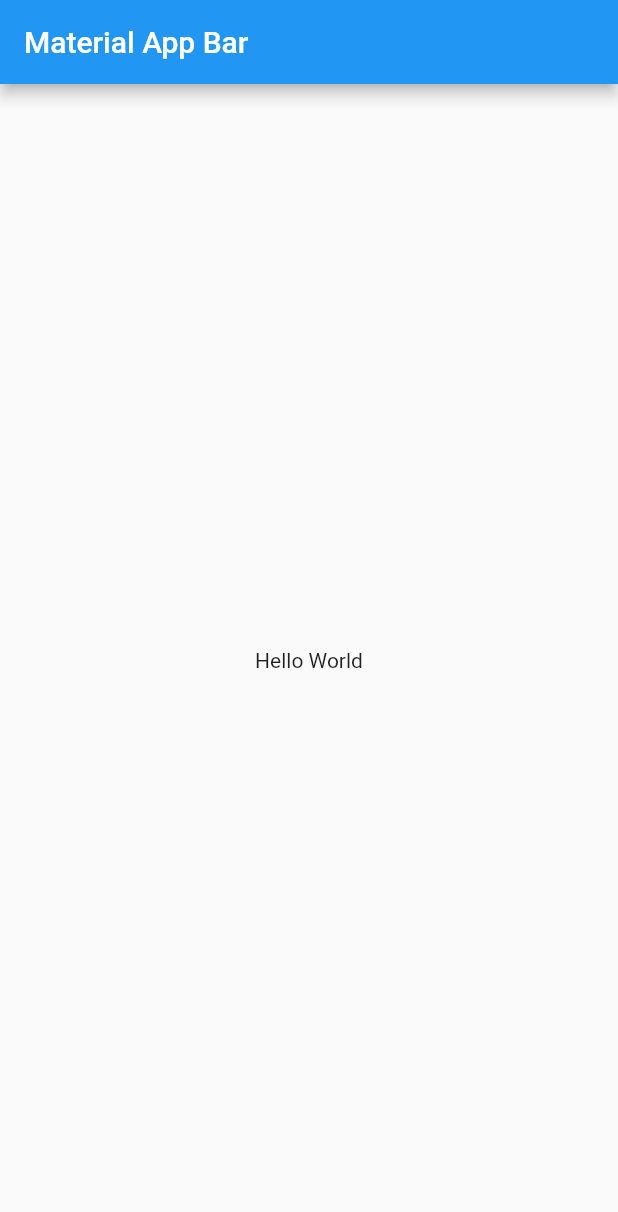
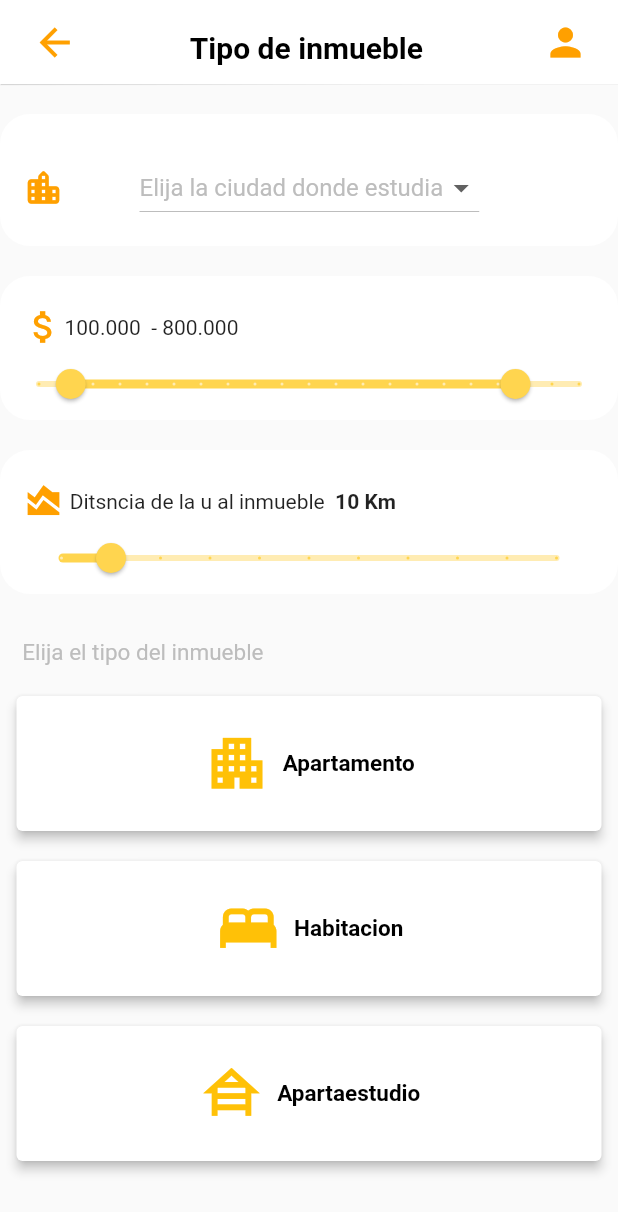
Before and after one commit to jazminasaleh/prototipo-arrendatario, a Flutter app: the screen it shows after launch, on a phone screen of 412 x 824 dp. Shown: the top 1212 px of the screen. Run offline on Flutter 3.47's test engine with Material 2 defaults, Android fonts, the phone set to English and light mode, and no system bars.

Commit message:
prototipo home

```diff
--- a/lib/main.dart
+++ b/lib/main.dart
@@ -1,4 +1,7 @@
 import 'package:flutter/material.dart';
+import 'package:prototipo_arrendatario/screens/screens.dart';
+
+import 'screens/home_screen.dart';
 
 void main() => runApp(MyApp());
 
@@ -6,17 +9,13 @@ class MyApp extends StatelessWidget {
   @override
   Widget build(BuildContext context) {
     return MaterialApp(
+      debugShowCheckedModeBanner: false,
       title: 'Material App',
-      home: Scaffold(
-        appBar: AppBar(
-          title: Text('Material App Bar'),
-        ),
-        body: Center(
-          child: Container(
-            child: Text('Hello World'),
-          ),
-        ),
-      ),
+     initialRoute: 'home',
+     routes: {
+      'home' : (_) => HomeScreen(),
+      'habitacion' : (_) => HabitacionScreen(),
+     },
     );
   }
 }
--- /dev/null
+++ b/lib/screens/apartaestudio_screen.dart
@@ -0,0 +1,10 @@
+import 'package:flutter/material.dart';
+
+class ApartaEstudioScreen extends StatelessWidget {
+
+
+  @override
+  Widget build(BuildContext context) {
+    return Container();
+  }
+}
--- /dev/null
+++ b/lib/screens/apartamento_screen.dart
@@ -0,0 +1,9 @@
+import 'package:flutter/material.dart';
+
+class ApartamentoScreen extends StatelessWidget {
+
+  @override
+  Widget build(BuildContext context) {
+    return Container();
+  }
+}
--- /dev/null
+++ b/lib/screens/filtros_screen.dart
@@ -0,0 +1,9 @@
+import 'package:flutter/material.dart';
+
+class FiltrosScreen extends StatelessWidget {
+
+  @override
+  Widget build(BuildContext context) {
+    return Container();
+  }
+}
--- /dev/null
+++ b/lib/screens/habitacion_screen.dart
@@ -0,0 +1,15 @@
+import 'package:flutter/material.dart';
+
+class HabitacionScreen extends StatelessWidget {
+
+  @override
+  Widget build(BuildContext context) {
+    return Container(
+      child: Column(
+        children: [
+          Text('Hola feos')
+        ],
+      ),
+    );
+  }
+}
--- /dev/null
+++ b/lib/screens/home_screen.dart
@@ -0,0 +1,371 @@
+import 'package:flutter/material.dart';
+
+import 'habitacion_screen.dart';
+
+class HomeScreen extends StatefulWidget {
+  @override
+  State<HomeScreen> createState() => _HomeScreenState();
+}
+
+class _HomeScreenState extends State<HomeScreen> {
+  var selectedType;
+  //Listado de ciudades
+  List<String> _ciudades = <String>[
+    'Tunja',
+    'Duitama',
+    'Sogamoso',
+    'Chiquinquira',
+    'Aguazul',
+    'Casanare',
+    'Bogota',
+  ];
+  RangeValues sliderValue = RangeValues(100, 800);
+  double _curentSliderValue = 10;
+
+  @override
+  Widget build(BuildContext context) {
+    return Scaffold(
+      appBar: AppBar(
+        elevation: 0.3,
+        backgroundColor: Colors.white,
+        actions: [
+          Icon(
+            Icons.arrow_back,
+            color: Colors.amber[700],
+            size: 30,
+          ),
+          SizedBox(
+            width: 75,
+          ),
+          Container(
+            child: Padding(
+              padding: EdgeInsets.only(right: 20, bottom: 13),
+              child: Row(
+                crossAxisAlignment: CrossAxisAlignment.end,
+                children: [
+                  Text(
+                    'Tipo de inmueble',
+                    style: TextStyle(
+                        color: Colors.black,
+                        fontSize: 20,
+                        fontWeight: FontWeight.bold),
+                  ),
+                  SizedBox(
+                    width: 80,
+                  ),
+                  Icon(
+                    Icons.person,
+                    size: 30,
+                    color: Colors.amber[700],
+                  )
+                ],
+              ),
+            ),
+          ),
+        ],
+      ),
+      body: Column(
+        children: [
+          SizedBox(
+            height: 20,
+          ),
+          //ciudad
+          Container(
+            //para que todo quede blanco
+            decoration: BoxDecoration(
+                color: Colors.white, borderRadius: BorderRadius.circular(20)),
+            child: Column(
+              children: [
+                Padding(
+                  padding: const EdgeInsets.symmetric(
+                    horizontal: 30,
+                    vertical: 10,
+                  ),
+                ),
+                Padding(
+                  padding: EdgeInsets.only(top: 5, left: 15, bottom: 15),
+                  child: Row(
+                    mainAxisAlignment: MainAxisAlignment.start,
+                    children: <Widget>[
+                      Icon(
+                        Icons.location_city_rounded,
+                        size: 28.0,
+                        color: Colors.amber[700],
+                      ),
+                      SizedBox(width: 50.0),
+                      //caja para elegir la ciudad
+                      DropdownButton(
+                        items: _ciudades
+                            .map((value) => DropdownMenuItem(
+                                  child: Text(
+                                    value,
+                                    style: TextStyle(color: Colors.amber[700]),
+                                  ),
+                                  value: value,
+                                ))
+                            .toList(),
+                        onChanged: (selectedAccountType) {
+                          //aca se almacena la ciudad escogida
+                          print('$selectedAccountType');
+                          setState(() {
+                            selectedType = selectedAccountType;
+                          });
+                        },
+                        value: selectedType,
+                        isExpanded: false,
+                        hint: Text(
+                          'Elija la ciudad donde estudia',
+                          style: TextStyle(color: Colors.grey[400]),
+                        ),
+                      )
+                    ],
+                  ),
+                ),
+              ],
+            ),
+          ),
+          SizedBox(height: 20),
+          //precio
+          Container(
+            decoration: BoxDecoration(
+                color: Colors.white, borderRadius: BorderRadius.circular(20)),
+            child: Column(
+              children: [
+                Padding(
+                  padding: EdgeInsets.only(top: 20, left: 15, right: 15),
+                  child: Row(
+                    mainAxisAlignment: MainAxisAlignment.start,
+                    children: [
+                      Row(
+                        children: [
+                          Icon(
+                            Icons.attach_money,
+                            size: 28.0,
+                            color: Colors.amber[700],
+                          ),
+                          Text(
+                              '${sliderValue.start.round().toString()}.000  - '),
+                          Text('${sliderValue.end.round().toString()}.000'),
+                        ],
+                      )
+                    ],
+                  ),
+                ),
+                RangeSlider(
+                    values: sliderValue,
+                    min: 50,
+                    max: 900,
+                    divisions: 20,
+                    activeColor: Colors.amber[300],
+                    inactiveColor: Colors.amber.shade100,
+                    labels: RangeLabels(
+                      sliderValue.start.round().toString(),
+                      sliderValue.end.round().toString(),
+                    ),
+                    onChanged: (values) => setState(() {
+                          sliderValue = values;
+                        })),
+              ],
+            ),
+          ),
+          SizedBox(height: 20),
+          //distancia
+          Container(
+            decoration: BoxDecoration(
+                color: Colors.white, borderRadius: BorderRadius.circular(20)),
+            child: Column(
+              children: [
+                Padding(
+                  padding: EdgeInsets.only(top: 20, left: 15, right: 15),
+                  child: Column(
+                    mainAxisAlignment: MainAxisAlignment.start,
+                    children: [
+                      Row(
+                        children: [
+                          Icon(
+                            Icons.area_chart_sharp,
+                            size: 28.0,
+                            color: Colors.amber[700],
+                          ),
+                          Text(' Ditsncia de la u al inmueble  '),
+                          Text(
+                            '${_curentSliderValue.round().toString()} Km ',
+                            style: TextStyle(fontWeight: FontWeight.bold),
+                          )
+                        ],
+                      ),
+                      Slider(
+                          value: _curentSliderValue,
+                          min: 0.5,
+                          max: 100,
+                          divisions: 10,
+                          activeColor: Colors.amber[300],
+                          inactiveColor: Colors.amber.shade100,
+                          onChanged: (double valurIn) {
+                            setState(() {
+                              _curentSliderValue = valurIn;
+                            });
+                          })
+                    ],
+                  ),
+                ),
+              ],
+            ),
+          ),
+          SizedBox(
+            height: 30,
+          ),
+          Container(
+              child: Row(
+            crossAxisAlignment: CrossAxisAlignment.start,
+            children: [
+              Text(
+                '    Elija el tipo del inmueble',
+                style: TextStyle(fontSize: 15, color: Colors.grey[400]),
+              ),
+            ],
+          )),
+          SizedBox(
+            height: 20,
+          ),
+          Container(
+            child: Row(
+              mainAxisAlignment: MainAxisAlignment.center,
+              children: [
+                Row(
+                  mainAxisAlignment: MainAxisAlignment.spaceBetween,
+                  children: [
+                    SizedBox(
+                      height: 90,
+                      width: 390,
+                      child: Expanded(
+                        child: ElevatedButton.icon(
+                          onPressed: () {},
+                          icon: Icon(
+                            Icons.apartment_outlined,
+                            color: Colors.amber[500],
+                            size: 45,
+                          ),
+                          label: Text(
+                            'Apartamento',
+                            style: TextStyle(
+                                color: Colors.black,
+                                fontSize: 15,
+                                fontWeight: FontWeight.bold),
+                          ),
+                          style: ElevatedButton.styleFrom(
+                            elevation: 3,
+                            padding: const EdgeInsets.all(10),
+                            primary: Color.fromARGB(255, 255, 255, 255),
+                          ),
+                        ),
+                      ),
+                    ),
+                  ],
+                )
+              ],
+            ),
+          ),
+          SizedBox(
+            height: 20,
+          ),
+          Container(
+            child: Row(
+              mainAxisAlignment: MainAxisAlignment.center,
+              children: [
+                SizedBox(
+                  height: 90,
+                  width: 390,
+                  child: Expanded(
+                    child: ElevatedButton.icon(
+                      onPressed: () {},
+                      icon: Icon(
+                        Icons.bed,
+                        color: Colors.amber[500],
+                        size: 45,
+                      ),
+                      label: Text(
+                        'Habitacion',
+                        style: TextStyle(
+                            color: Colors.black,
+                            fontSize: 15,
+                            fontWeight: FontWeight.bold),
+                      ),
+                      style: ElevatedButton.styleFrom(
+                        elevation: 3,
+                        padding: const EdgeInsets.all(10),
+                        primary: Color.fromARGB(255, 255, 255, 255),
+                      ),
+                    ),
+                  ),
+                )
+              ],
+            ),
+          ),
+          SizedBox(
+            height: 20,
+          ),
+          Container(
+            child: Row(
+              mainAxisAlignment: MainAxisAlignment.center,
+              children: [
+                SizedBox(
+                  height: 90,
+                  width: 390,
+                  child: Expanded(
+                    child: ElevatedButton.icon(
+                      onPressed: () => {},
+                      icon: Icon(
+                        Icons.house_siding_sharp,
+                        color: Colors.amber[500],
+                        size: 45,
+                      ),
+                      label: Text(
+                        'Apartaestudio',
+                        style: TextStyle(
+                            color: Colors.black,
+                            fontSize: 15,
+                            fontWeight: FontWeight.bold),
+                      ),
+                      style: ElevatedButton.styleFrom(
+                        elevation: 3,
+                        padding: const EdgeInsets.all(10),
+                        primary: Color.fromARGB(255, 255, 255, 255),
+                      ),
+                    ),
+                  ),
+                )
+              ],
+            ),
+          ),
+          SizedBox(
+            height: 20,
+          ),
+          /*OutlinedButton.icon(
+            style: OutlinedButton.styleFrom(
+                padding:
+                    EdgeInsets.only(right: 50, left: 50, top: 7, bottom: 7),
+                backgroundColor: Colors.white,
+                elevation: 2),
+            onPressed: () {
+              Navigator.of(context).push(MaterialPageRoute(
+                builder: (context) => HabitacionScreen()));
+            },
+            label: Text(
+              'Siguinete',
+              style: TextStyle(
+                  color: Colors.black,
+                  fontWeight: FontWeight.bold,
+                  fontSize: 15),
+            ),
+            icon: Icon(
+              Icons.navigate_next_sharp,
+              color: Colors.amber[700],
+              size: 25,
+            ),
+          )*/
+        ],
+      ),
+    );
+  }
+}
--- /dev/null
+++ b/lib/screens/screens.dart
@@ -0,0 +1,5 @@
+export 'package:prototipo_arrendatario/screens/apartaestudio_screen.dart';
+export 'package:prototipo_arrendatario/screens/apartamento_screen.dart';
+export'package:prototipo_arrendatario/screens/filtros_screen.dart';
+export 'package:prototipo_arrendatario/screens/habitacion_screen.dart';
+export 'package:prototipo_arrendatario/screens/home_screen.dart';
```
Also changed, not shown: 1 other file.
